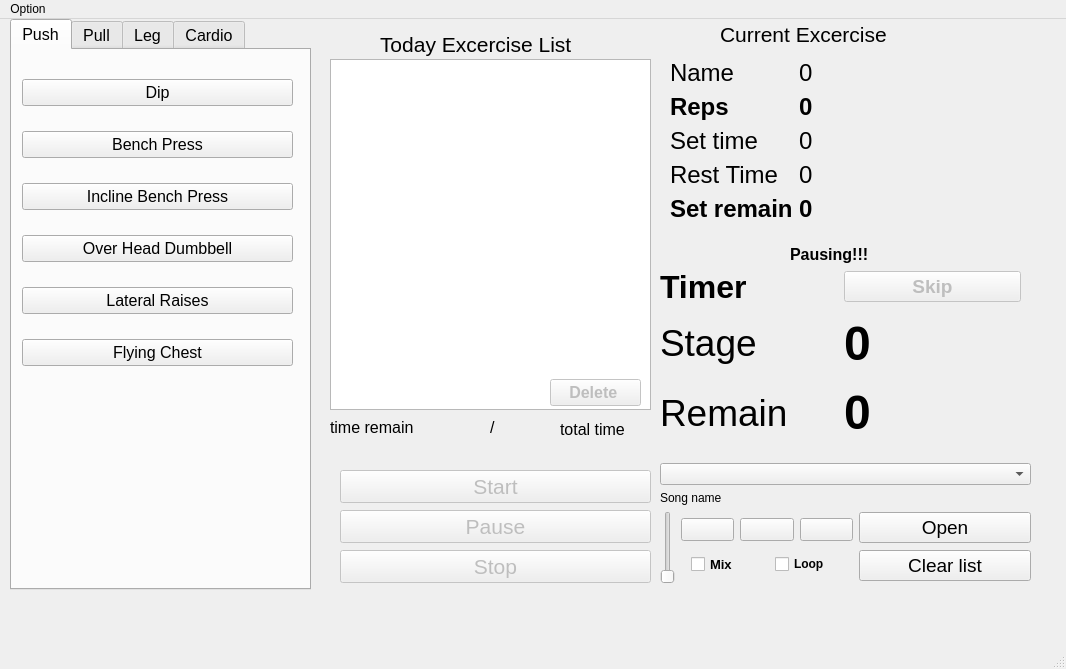
This is mainwindow.ui in LeKhacVuong/Training_timer as Qt 5 draws it before an edit. The edited form follows.
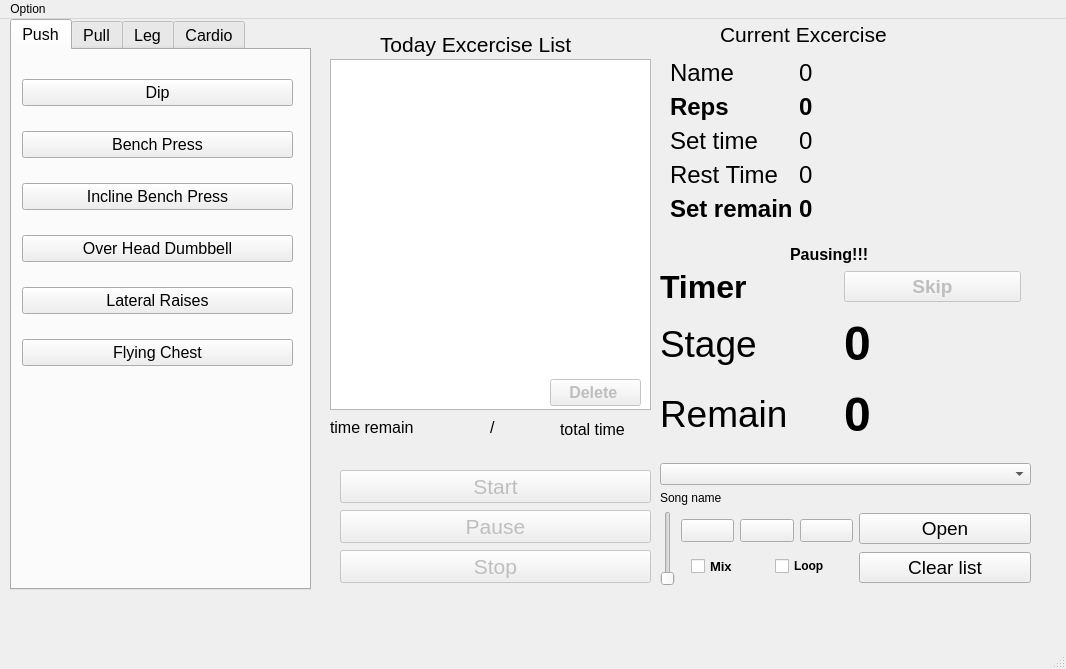
This is the edited form. The open tabs and pages were chosen to show the change.

```diff
--- a/mainwindow.ui
+++ b/mainwindow.ui
@@ -761,7 +761,7 @@
       <x>660</x>
       <y>250</y>
       <width>361</width>
-      <height>175</height>
+      <height>177</height>
      </rect>
     </property>
     <layout class="QVBoxLayout" name="verticalLayout_5">
@@ -876,7 +876,7 @@
       <x>660</x>
       <y>444</y>
       <width>371</width>
-      <height>121</height>
+      <height>123</height>
      </rect>
     </property>
     <layout class="QVBoxLayout" name="verticalLayout_6">
```
Left out of the diff: 2 changed lines with no effect on the pictures.
